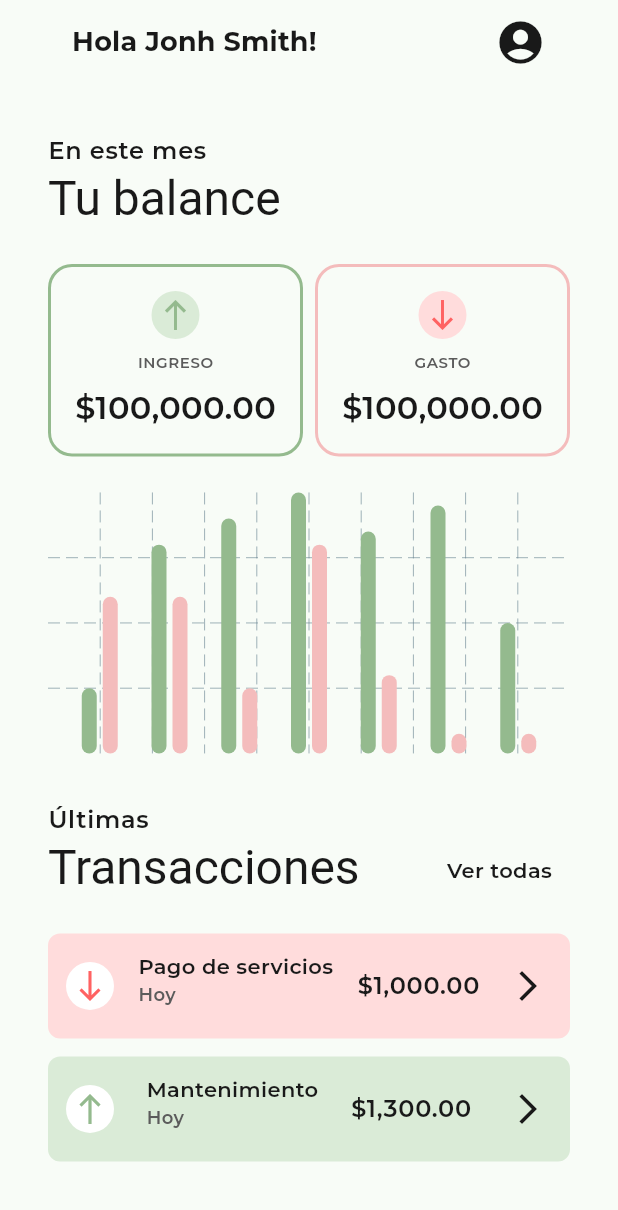
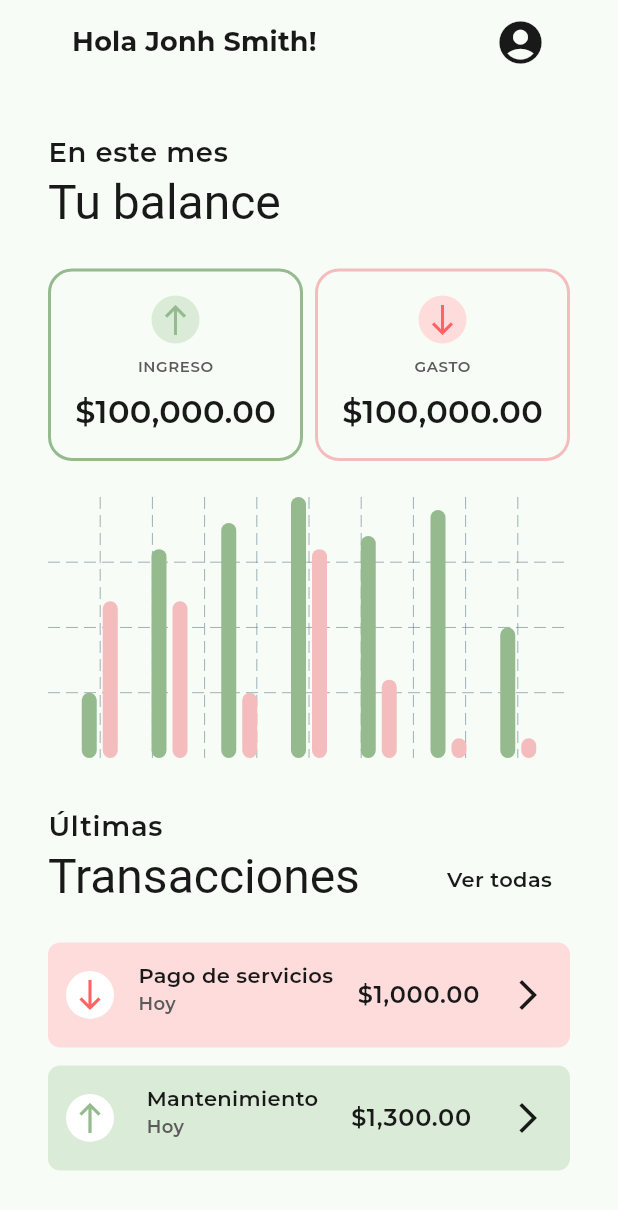
Before and after one commit to joshesp/cuentas_app, a Flutter app: the screen it shows after launch, on a phone screen of 412 x 824 dp. Shown: the top 1210 px of the screen. Run offline on Flutter 3.47's test engine with Material 3 defaults, Android fonts, the phone set to English and light mode, and no system bars; drawn by our look-alikes of fl_chart; our stand-ins replace flutter_screenutil, flutter_svg; project files that could hold a hidden picture were left out.

Commit message:
test flutter_screenutil para el tamaño de letra dependiendo la pantalla

```diff
--- /dev/null
+++ b/lib/common/utils/index.dart
@@ -0,0 +1 @@
+export './index.dart';
--- /dev/null
+++ b/lib/common/utils/screen_size_util.dart
@@ -0,0 +1,16 @@
+import 'package:flutter/material.dart';
+import 'package:flutter_screenutil/flutter_screenutil.dart';
+
+class ScreenSizeUtil {
+  static void init(BuildContext context) {
+    ScreenUtil.init(
+      context,
+      designSize: const Size(360, 690),
+      minTextAdapt: true,
+    );
+  }
+
+  static double getScaledSize(double size) {
+    return size.sp;
+  }
+}
--- a/lib/common/widgets/ui_divisions/text_section_widget.dart
+++ b/lib/common/widgets/ui_divisions/text_section_widget.dart
@@ -1,3 +1,5 @@
+import 'package:cuentas_app/common/utils/screen_size_util.dart';
+import 'package:cuentas_app/config/constants/app_constants.dart';
 import 'package:cuentas_app/config/theme/custom_theme_extension.dart';
 import 'package:flutter/material.dart';
 
@@ -13,19 +15,24 @@ class TextSection extends StatelessWidget {
 
   @override
   Widget build(BuildContext context) {
+    ScreenSizeUtil.init(context);
+
     final themeText = Theme.of(context).textTheme;
+    double bodyLarge = ScreenSizeUtil.getScaledSize(bodySize);
+    double healineLarge = ScreenSizeUtil.getScaledSize(titleLargeSize);
 
     return Column(
       crossAxisAlignment: CrossAxisAlignment.start,
       children: [
         Text(
           subtitle,
-          style: themeText.bodyLarge,
+          style: themeText.bodyLarge!.copyWith(fontSize: bodyLarge),
         ),
         Text(
           title,
           style: themeText.headlineLarge!.copyWith(
             color: context.theme.primaryColor,
+            fontSize: healineLarge,
           ),
         ),
       ],
--- a/lib/config/constants/app_constants.dart
+++ b/lib/config/constants/app_constants.dart
@@ -19,3 +19,14 @@ const maxSpacing = 32.0;
 
 // Fonts
 const fontPrimary = 'Montserrat';
+
+// Sizes text
+const titleLargeSize = 28.0;
+const titleMediumSize = 26.0;
+const titleSmallSize = 24.0;
+const subtitleSize = 18.0;
+const bodySize = 16.0;
+const bodyMediumSize = 14.0;
+const bodySmallSize = 12.0;
+const captionSize = 10.0;
+const captionSmallSize = 8.0;
--- a/lib/config/theme/text_style_theme.dart
+++ b/lib/config/theme/text_style_theme.dart
@@ -6,66 +6,66 @@ class TextStyleTheme {
 
   static const titleLarge = TextStyle(
     fontFamily: fontPrimary,
-    fontSize: 28,
+    fontSize: titleLargeSize,
     fontWeight: FontWeight.w700,
   );
 
   static const titleMedium = TextStyle(
     fontFamily: fontPrimary,
-    fontSize: 26,
+    fontSize: titleMediumSize,
     fontWeight: FontWeight.w500,
   );
 
   static const titleSmall = TextStyle(
     fontFamily: fontPrimary,
-    fontSize: 24,
+    fontSize: titleSmallSize,
     fontWeight: FontWeight.w500,
   );
 
   static const subtitle = TextStyle(
     fontFamily: fontPrimary,
-    fontSize: 18,
+    fontSize: subtitleSize,
     fontWeight: FontWeight.w400,
     letterSpacing: 0.15,
   );
 
   static const bodyLarge = TextStyle(
     fontFamily: fontPrimary,
-    fontSize: 16,
+    fontSize: bodySize,
     fontWeight: FontWeight.w500,
     letterSpacing: 0.5,
   );
 
   static const bodyMedium = TextStyle(
     fontFamily: fontPrimary,
-    fontSize: 14,
+    fontSize: bodyMediumSize,
     fontWeight: FontWeight.w500,
     letterSpacing: 0.25,
   );
 
   static const bodySmall = TextStyle(
     fontFamily: fontPrimary,
-    fontSize: 12,
+    fontSize: bodySmallSize,
     fontWeight: FontWeight.w500,
     letterSpacing: 0.30,
   );
 
   static const captionMedium = TextStyle(
-    fontSize: 10,
+    fontSize: captionSize,
     fontFamily: fontPrimary,
     fontWeight: FontWeight.w500,
     letterSpacing: 0.4,
   );
 
   static const captionSmall = TextStyle(
-    fontSize: 8,
+    fontSize: captionSmallSize,
     fontFamily: fontPrimary,
     fontWeight: FontWeight.w500,
     letterSpacing: 0.5,
   );
 
   static const buttonMedium = TextStyle(
-    fontSize: 16,
+    fontSize: bodySize,
     fontFamily: fontPrimary,
     fontWeight: FontWeight.w600,
     letterSpacing: 1.25,
@@ -76,7 +76,7 @@ class TextStyleTheme {
   );
 
   static const buttonSmall = TextStyle(
-    fontSize: 12,
+    fontSize: bodySmallSize,
     fontFamily: fontPrimary,
     fontWeight: FontWeight.w500,
     letterSpacing: 1.25,
@@ -87,7 +87,7 @@ class TextStyleTheme {
   );
 
   static const inputLabel = TextStyle(
-    fontSize: 12,
+    fontSize: bodySmallSize,
     fontFamily: fontPrimary,
     fontWeight: FontWeight.w600,
     letterSpacing: 0.5,
@@ -95,7 +95,7 @@ class TextStyleTheme {
 
   static const bodyHintText = TextStyle(
     fontFamily: fontPrimary,
-    fontSize: 16,
+    fontSize: bodySize,
     fontWeight: FontWeight.w500,
     letterSpacing: 0.5,
   );
--- a/pubspec.yaml
+++ b/pubspec.yaml
@@ -12,6 +12,7 @@ dependencies:
   flutter_svg: ^2.0.9
   intl: ^0.19.0
   fl_chart: ^0.66.2
+  flutter_screenutil: ^5.0.0+2
 
 dev_dependencies:
   flutter_test:
```
Also changed, not shown: pubspec.lock.
